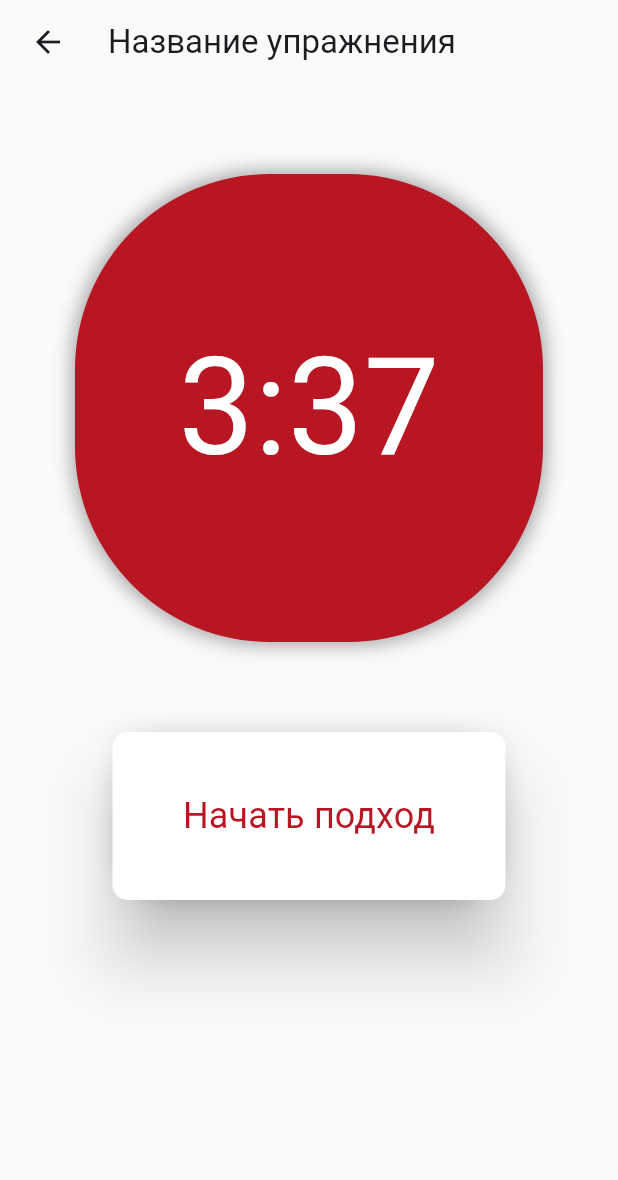
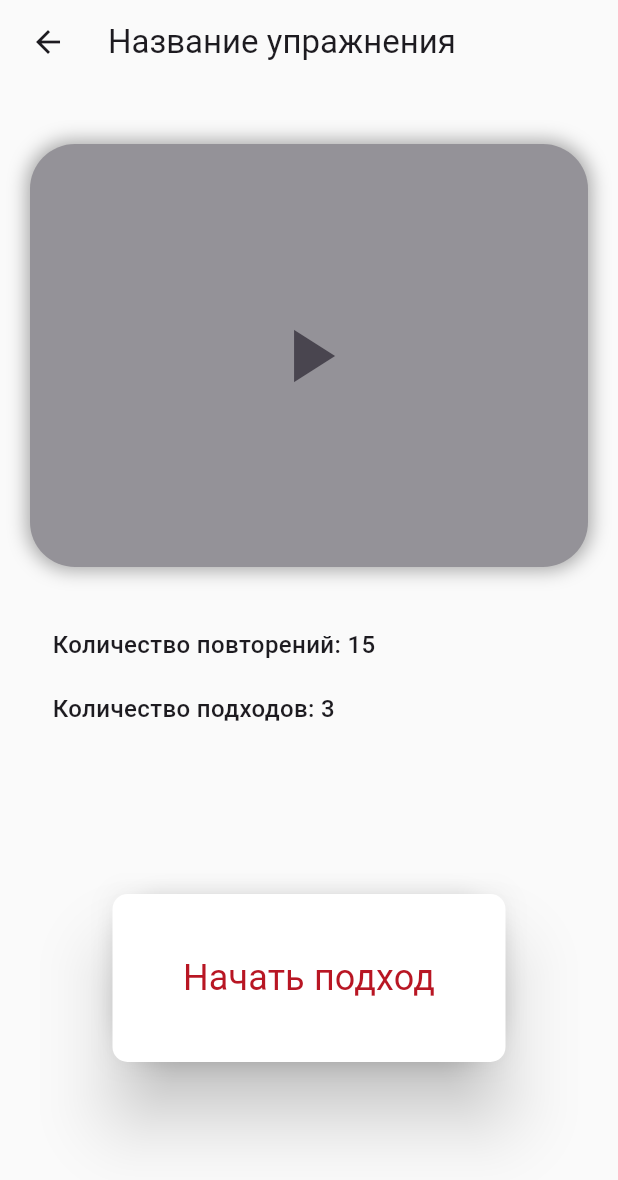
Before and after one commit to BollyBovly/MuscleUp, a Flutter app: the screen it shows after launch, after a tap on "Старт", on a phone screen of 412 x 824 dp. Shown: the top 1180 px of the screen. Run offline on Flutter 3.47's test engine with Material 3 defaults, Android fonts, the phone set to English and light mode, and no system bars.

Commit message:
TrainingStart screen
Оказалось, что у нас есть ещё один экран, который я не увидел. Это экран с видео техники упражнения. В общем я его сверстал и добавил к нему маршрут, теперь всё работает как надо.

```diff
--- a/lib/main.dart
+++ b/lib/main.dart
@@ -2,6 +2,7 @@ import 'package:flutter/material.dart';
 import 'package:musleapp/design/colors.dart';
 import 'package:musleapp/pages/approach_timer.dart';
 import 'package:musleapp/pages/main_page.dart';
+import 'package:musleapp/pages/trining_start.dart';
 
 void main() {
   runApp(const MyApp());
@@ -22,6 +23,7 @@ class MyApp extends StatelessWidget {
       home: const MainPage(),
       routes: <String, WidgetBuilder>{
         '/home':  (BuildContext context) => new MainPage(),
+        '/start': (BuildContext context) => new TriningStart(),
         '/timer': (BuildContext context) => new ApproachTimer(),
       },
     );
--- a/lib/pages/start_button.dart
+++ b/lib/pages/start_button.dart
@@ -19,7 +19,7 @@ class StartButton extends StatelessWidget{
         ],
       ),
       child: ElevatedButton(
-        onPressed: () => {Navigator.of(context).pushNamed('/timer')},
+        onPressed: () => {Navigator.of(context).pushNamed('/start')},
         style: ElevatedButton.styleFrom(
           backgroundColor: Color(0xFFFFFFFF),
           minimumSize: Size(100, 40),
--- /dev/null
+++ b/lib/pages/trining_start.dart
@@ -0,0 +1,142 @@
+import 'package:flutter/material.dart';
+import 'package:musleapp/design/colors.dart';
+
+class TriningStart extends StatelessWidget{
+  const TriningStart({super.key});
+
+  @override
+  Widget build(BuildContext context) {
+    return Scaffold(
+      appBar: AppBar(
+        title: const Text('Название упражнения'),
+        backgroundColor: backgroundColor,
+        leading: Align(alignment: Alignment.centerRight, child: Builder(
+          builder: (context){
+            return IconButton(
+                onPressed: () => Navigator.of(context).pop(),
+                icon: const Icon(Icons.arrow_back),
+                alignment: Alignment.center,
+            );
+          }
+        ),
+        ),
+      ),
+      body: Container(
+        width: MediaQuery.of(context).size.width,
+        height:  MediaQuery.of(context).size.height,
+        color: backgroundColor,
+        child: Column(
+          children: [
+            Align(
+              alignment: Alignment.topCenter,
+              child: Container(
+                margin: EdgeInsets.only(top: 40),
+                width: MediaQuery.of(context).size.width - 40,
+                height: MediaQuery.of(context).size.width - 130,
+                decoration: BoxDecoration(
+                  color: interfaceColor,
+                  borderRadius: BorderRadius.circular(30),
+                  boxShadow: [
+                    BoxShadow(
+                      color: timerColor, // Shadow color with opacity
+                      spreadRadius: 2, // Spread value
+                      blurRadius: 10, // Blur value
+                      offset: Offset(0, 0), // Offset (horizontal, vertical)
+                    ),
+                  ],
+                ),
+                child: Align(
+                  alignment: Alignment.center,
+                  child: Builder(
+                    builder: (context){
+                      return IconButton(
+                        onPressed: () => {print('video is playing!')},
+                        icon: const Icon(Icons.play_arrow),
+                        alignment: Alignment.center,
+                        iconSize: 60,
+                      );
+                    },
+                  )
+                ),
+
+              ),
+            ),
+            Align(
+              alignment: Alignment.topCenter,
+              child: Container(
+                width: MediaQuery.of(context).size.width - 70,
+                height: MediaQuery.of(context).size.width - 254,
+                child: Column(
+                  children: [
+                    Align(
+                      alignment: Alignment.topLeft,
+                      child: Container(
+                        margin: EdgeInsets.only(top: 40),
+                        child: Text(
+                          'Количество повторений: 15',
+                          textAlign: TextAlign.left,
+                          style: TextStyle(
+                            fontSize: 16,
+                            fontWeight: FontWeight.w500
+                          ),
+                        ),
+                      ),
+                    ),
+                    Align(
+                      alignment: Alignment.topLeft,
+                      child: Container(
+                        margin: EdgeInsets.only(top: 20),
+                        child: Text(
+                          'Количество подходов: 3',
+                          textAlign: TextAlign.left,
+                          style: TextStyle(
+                            fontSize: 16,
+                            fontWeight: FontWeight.w500
+                          ),
+                        ),
+                      ),
+                    )
+                  ],
+                )
+              )
+            ),
+            Container(
+              margin: EdgeInsets.only(top: 60),
+              decoration: BoxDecoration(
+                borderRadius: BorderRadius.circular(35),
+                boxShadow: [
+                  BoxShadow(
+                    color: elevationColor, // Shadow color with opacity
+                    spreadRadius: 0.25, // Spread value
+                    blurRadius: 10, // Blur value
+                    offset: Offset(0, 0), // Offset (horizontal, vertical)
+                  ),
+                ],
+              ),
+              child: ElevatedButton(
+                onPressed: () => {Navigator.of(context).pushNamed('/timer')},
+                style: ElevatedButton.styleFrom(
+                  backgroundColor: Color(0xFFFFFFFF),
+                  minimumSize: Size(MediaQuery.of(context).size.width - 150, MediaQuery.of(context).size.width - 300),
+                  shape: RoundedRectangleBorder(
+                    borderRadius: BorderRadius.circular(10),
+                  ),
+                  elevation: 20,
+                ),
+                child: Text(
+                  'Начать подход',
+                  textAlign: TextAlign.center,
+                  style: TextStyle(
+                    fontSize: 24,
+                    fontWeight: FontWeight.w400,
+                    color: textButtonColor
+                  )
+                ),
+              ),
+            ),
+          ],
+        )
+      ),
+    );
+  }
+}
```
